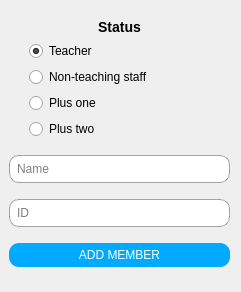
Above: res/addmember.ui from ghss-vazhakkad/Library-Management-System before the change. Below: the same form after it.
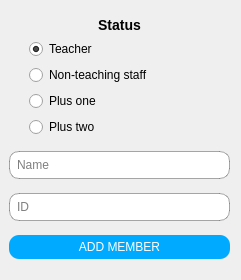
That is the form after the change.

Patch:
```diff
--- a/res/addmember.ui
+++ b/res/addmember.ui
@@ -7,7 +7,7 @@
     <x>0</x>
     <y>0</y>
     <width>241</width>
-    <height>292</height>
+    <height>280</height>
    </rect>
   </property>
   <property name="windowTitle">
@@ -19,7 +19,7 @@
      <x>9</x>
      <y>9</y>
      <width>221</width>
-     <height>271</height>
+     <height>261</height>
     </rect>
    </property>
    <layout class="QVBoxLayout" name="verticalLayout">
```
Left out of the diff: 2 changed lines with no effect on the pictures.
